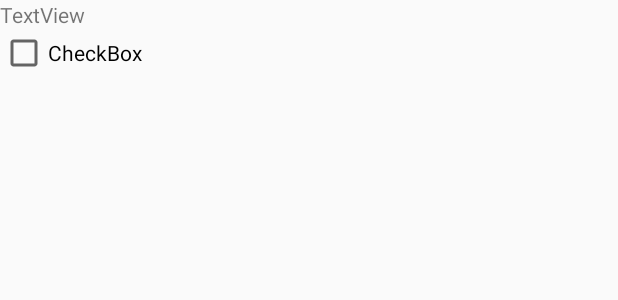
After one commit to Fazeplant/TherapySupportApp, an Android app: the layout fragment_add_medicine.xml on its own in the app's theme, with its tools: preview values and no code run, on a phone screen of 412 x 824 dp. The commit adds this screen. Shown: the top 300 px of the screen. Run offline under Robolectric (Android 15) with nearby library versions, the phone set to English and light mode, and no system bars.

Commit message:
AddMedicineFragment hinzugefügt und eingebunden

```diff
--- a/app/src/main/java/michaelbumes/therapysupportapp/fragments/BaseFragment.java
+++ b/app/src/main/java/michaelbumes/therapysupportapp/fragments/mainFragments/BaseFragment.java
@@ -1,4 +1,4 @@
-package michaelbumes.therapysupportapp.fragments;
+package michaelbumes.therapysupportapp.fragments.mainFragments;
 
 
 import android.content.Context;
--- a/app/src/main/java/michaelbumes/therapysupportapp/fragments/SettingsFragment.java
+++ b/app/src/main/java/michaelbumes/therapysupportapp/fragments/mainFragments/SettingsFragment.java
@@ -1,4 +1,4 @@
-package michaelbumes.therapysupportapp.fragments;
+package michaelbumes.therapysupportapp.fragments.mainFragments;
 
 
 import android.os.Bundle;
@@ -8,7 +8,6 @@ import android.support.annotation.Nullable;
 import android.view.LayoutInflater;
 import android.view.View;
 import android.view.ViewGroup;
-import android.widget.TextView;
 
 import michaelbumes.therapysupportapp.R;
 
--- /dev/null
+++ b/app/src/main/res/layout/fragment_add_medicine.xml
@@ -0,0 +1,22 @@
+<LinearLayout xmlns:android="http://schemas.android.com/apk/res/android"
+    xmlns:tools="http://schemas.android.com/tools"
+    android:layout_width="match_parent"
+    android:layout_height="match_parent"
+    android:orientation="vertical"
+    tools:context="michaelbumes.therapysupportapp.fragments.subFragments.AddMedicineFragment">
+
+    <!-- TODO: Update blank fragment layout -->
+
+    <TextView
+        android:id="@+id/textView"
+        android:layout_width="match_parent"
+        android:layout_height="wrap_content"
+        android:text="TextView" />
+
+    <CheckBox
+        android:id="@+id/checkBox"
+        android:layout_width="match_parent"
+        android:layout_height="wrap_content"
+        android:text="CheckBox" />
+
+</LinearLayout>
--- a/app/src/main/res/layout/fragment_drug_plan.xml
+++ b/app/src/main/res/layout/fragment_drug_plan.xml
@@ -23,5 +23,11 @@
             app:srcCompat="?android:attr/colorAccent"
 
          />
+
+        <CheckBox
+            android:id="@+id/checkBox2"
+            android:layout_width="match_parent"
+            android:layout_height="wrap_content"
+            android:text="CheckBox" />
     </android.support.design.widget.CoordinatorLayout>
 </RelativeLayout>
--- a/app/src/main/res/layout/fragment_today.xml
+++ b/app/src/main/res/layout/fragment_today.xml
@@ -3,6 +3,6 @@
     android:layout_width="match_parent"
     android:layout_height="match_parent"
     android:orientation="vertical"
-    tools:context="michaelbumes.therapysupportapp.fragments.TodayFragment">
+    tools:context="michaelbumes.therapysupportapp.fragments.mainFragments.TodayFragment">
 
 </LinearLayout>
--- a/app/src/main/res/values/strings.xml
+++ b/app/src/main/res/values/strings.xml
@@ -5,6 +5,12 @@
     <string name="title_calendar">Kalender</string>
     <string name="title_settings">Einstellungen</string>
 
+
+    <string name="add_medicine">Medizin hinzufügen</string>
+
+
+
+
     <!-- TODO: Remove or change this placeholder text -->
     <string name="hello_blank_fragment">Hello blank fragment</string>
     <string name="title_activity_main2">Main2Activity</string>
```
Also changed, not shown: app/src/main/java/michaelbumes/therapysupportapp/activities/MainActivity.java (+5 -7 lines), app/src/main/java/michaelbumes/therapysupportapp/fragments/mainFragments/CalendarFragment.java (renamed from app/src/main/java/michaelbumes/therapysupportapp/fragments/TodayFragment.java, +6 -8 lines), app/src/main/java/michaelbumes/therapysupportapp/fragments/mainFragments/DrugPlanFragment.java (renamed from app/src/main/java/michaelbumes/therapysupportapp/fragments/DrugPlanFragment.java, +3 -4 lines), app/src/main/java/michaelbumes/therapysupportapp/fragments/mainFragments/TodayFragment.java (renamed from app/src/main/java/michaelbumes/therapysupportapp/fragments/CalendarFragment.java, +8 -8 lines), app/src/main/java/michaelbumes/therapysupportapp/fragments/subFragments/AddMedicineFragment.java (added, +50 -0 lines).
